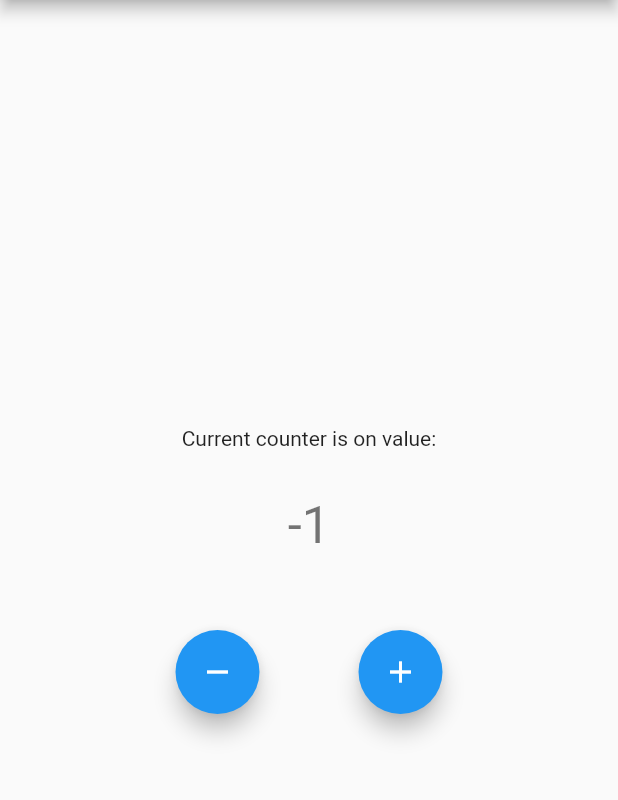
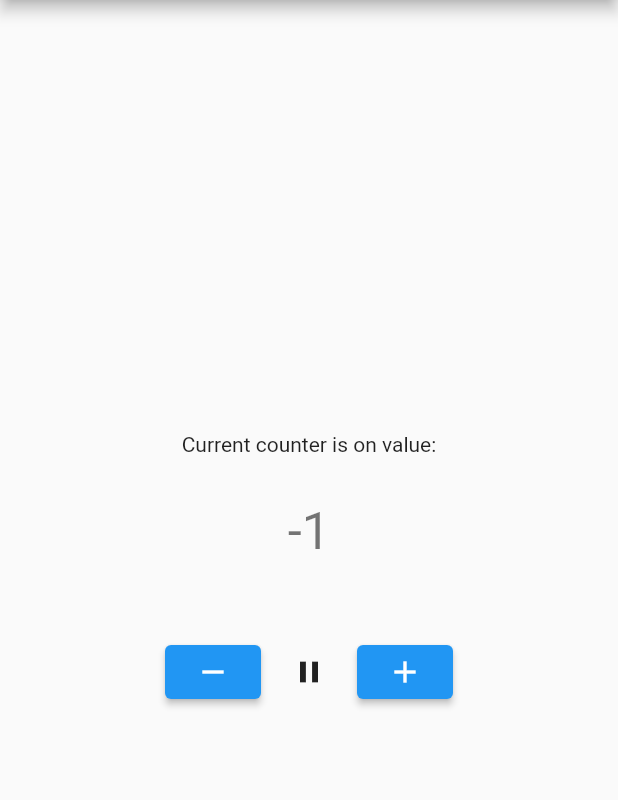
Before and after one commit to Jictyvoo/TallyCounterFlutter, a Flutter app: the screen it shows after launch, after a tap on the "remove" icon, on a phone screen of 412 x 824 dp, the part 84-884 px from its top. Run offline on Flutter 3.47's test engine with Material 2 defaults, Android fonts, the phone set to English and light mode, and no system bars; our stand-ins replace flutter_modular, isar; accounts and stored records are empty; generated files the repository leaves out were written again; statements that could not run were skipped.

Commit message:
:hourglass: feat: Add pause button to pause time count between pushes
- On Isar repository, save the duration into database\n- Create 'count_pause_time' usecase

```diff
--- a/lib/app/core/domain/models/entities/counter_register.dart
+++ b/lib/app/core/domain/models/entities/counter_register.dart
@@ -1,16 +1,26 @@
-class CounterRegister {
-  final Duration duration;
-  final DateTime startTime;
+import 'timer_intersection.dart';
+
+class CounterRegister extends TimeIntersection {
   final DateTime endTime;
   final int oldValue;
   final int newValue;
 
   CounterRegister({
-    required this.startTime,
+    required DateTime startTime,
     required this.endTime,
     this.oldValue = 0,
     this.newValue = 0,
-  }) : duration = endTime.difference(startTime);
+    Duration? pauseDuration,
+  }) : super(startTime, endTime.difference(startTime));
+
+  CounterRegister.duration({
+    required DateTime startTime,
+    DateTime? endTime,
+    required Duration duration,
+    this.oldValue = 0,
+    this.newValue = 0,
+  })  : endTime = endTime ?? startTime.add(duration),
+        super(startTime, duration);
 
   @override
   String toString() {
--- /dev/null
+++ b/lib/app/core/domain/models/entities/timer_intersection.dart
@@ -0,0 +1,11 @@
+class TimeIntersection {
+  final DateTime startTime;
+  final Duration duration;
+
+  const TimeIntersection(this.startTime, this.duration);
+
+  @override
+  String toString() {
+    return 'TimeIntersection{startTime: $startTime, duration: $duration}';
+  }
+}
--- a/lib/app/core/domain/usecases/register_count_push.dart
+++ b/lib/app/core/domain/usecases/register_count_push.dart
@@ -1,3 +1,4 @@
+import 'package:tally_counter/app/core/domain/models/entities/timer_intersection.dart';
 import 'package:tally_counter/app/core/domain/models/enums/push_type_enum.dart';
 
 import '../models/entities/counter_register.dart';
@@ -14,27 +15,43 @@ class RegisterCountPush {
   }) : _repository = repository;
 
   void saveRegister(CounterRegister register) {
+    if (register.newValue != register.oldValue) {
       if (delayProvider != null) {
         delayProvider!.add(register);
       } else {
         _repository?.save(register);
       }
     }
+  }
 
-  CounterRegister call(CounterRegister previousCounter, PushType pushType) {
+  CounterRegister call(
+    CounterRegister previousCounter,
+    PushType pushType, [
+    TimeIntersection? pauseTime,
+  ]) {
     var newValue = previousCounter.newValue;
     if (pushType == PushType.add) {
       newValue += 1;
     } else {
       newValue -= 1;
     }
-    final newCounter = CounterRegister(
+
+    final nowTime = DateTime.now();
+    final newCounter = pauseTime != null
+        ? CounterRegister.duration(
             startTime: previousCounter.endTime,
-      endTime: DateTime.now(),
+            endTime: nowTime,
+            duration: nowTime.difference(previousCounter.endTime) -
+                pauseTime.duration,
+            oldValue: previousCounter.newValue,
+            newValue: newValue,
+          )
+        : CounterRegister(
+            startTime: previousCounter.endTime,
+            endTime: nowTime,
             oldValue: previousCounter.newValue,
             newValue: newValue,
           );
-
     saveRegister(newCounter);
     return newCounter;
   }
--- a/lib/app/pages/counter/counter_page.dart
+++ b/lib/app/pages/counter/counter_page.dart
@@ -53,26 +53,43 @@ class _CounterPageState extends State<CounterPage> {
           alignment: MainAxisAlignment.center,
           mainAxisSize: MainAxisSize.max,
           children: [
-            FloatingActionButton(
-              heroTag: 'decrement_button@HERO',
+            Hero(
+              tag: 'decrement_button@HERO',
+              child: Tooltip(
+                message: 'Decrement',
+                child: ElevatedButton(
                   onPressed: () {
                     setState(() {
                       _store.decrement();
                     });
                   },
-              tooltip: 'Decrement',
                   child: const Icon(Icons.remove),
                 ),
-            const SizedBox(width: 50),
-            FloatingActionButton(
-              heroTag: 'increment_button@HERO',
+              ),
+            ),
+            IconButton(
+              onPressed: () {
+                setState(() {
+                  _store.pause();
+                });
+              },
+              icon: _store.isPaused
+                  ? const Icon(Icons.play_arrow)
+                  : const Icon(Icons.pause),
+            ),
+            Hero(
+              tag: 'increment_button@HERO',
+              child: Tooltip(
+                message: 'Increment',
+                child: ElevatedButton(
                   onPressed: () {
                     setState(() {
                       _store.increment();
                     });
                   },
-              tooltip: 'Increment',
                   child: const Icon(Icons.add),
+                ),
+              ),
             )
           ],
         ),
--- a/lib/app/pages/counter/counter_store.dart
+++ b/lib/app/pages/counter/counter_store.dart
@@ -1,7 +1,9 @@
 import 'package:flutter_modular/flutter_modular.dart';
 import 'package:tally_counter/app/core/domain/models/entities/counter_register.dart';
+import 'package:tally_counter/app/core/domain/models/entities/timer_intersection.dart';
 import 'package:tally_counter/app/core/domain/models/enums/push_type_enum.dart';
 import 'package:tally_counter/app/core/domain/repositories/counter_register_repository.dart';
+import 'package:tally_counter/app/core/domain/usecases/count_pause_time.dart';
 import 'package:tally_counter/app/core/domain/usecases/delay_provider.dart';
 import 'package:tally_counter/app/core/domain/usecases/register_count_push.dart';
 
@@ -14,27 +16,25 @@ class CounterStore {
     elementFinder: (list) {
       final first = list.first;
       final last = list.last;
-      return CounterRegister(
+
+      // Calculate the total duration
+      var totalDuration = const Duration();
+      for (final element in list) {
+        totalDuration += element.duration;
+      }
+
+      return CounterRegister.duration(
         startTime: first.startTime,
         endTime: last.endTime,
+        duration: totalDuration,
         newValue: last.newValue,
         oldValue: first.oldValue,
       );
     },
   );
 
-  CounterRegister _lastRegister;
-
   static CounterRegisterRepository get _repository =>
       Modular.get<CounterRegisterRepository>();
-
-  CounterStore([int counter = 0])
-      : _lastRegister = CounterRegister(
-          startTime: DateTime(0),
-          endTime: DateTime(0),
-          newValue: counter,
-          oldValue: counter,
-        );
 
   static RegisterCountPush get useCase {
     return RegisterCountPush(
@@ -43,7 +43,26 @@ class CounterStore {
     );
   }
 
+  static CountPauseTime get _pauseCase {
+    return CountPauseTime();
+  }
+
+  CounterRegister _lastRegister;
+  bool _isPaused;
+  TimeIntersection? _pauseTime;
+
+  CounterStore([int counter = 0])
+      : _lastRegister = CounterRegister(
+          startTime: DateTime(0),
+          endTime: DateTime(0),
+          newValue: counter,
+          oldValue: counter,
+        ),
+        _isPaused = false;
+
   int get value => _lastRegister.newValue;
+
+  bool get isPaused => _isPaused;
 
   void _resetLastRegister() {
     final now = DateTime.now();
@@ -55,18 +74,37 @@ class CounterStore {
     );
   }
 
-  void increment() {
+  void _executePause() {
+    _pauseTime = _pauseCase(_pauseTime);
+  }
+
+  /// Pause the counter, so the time will be subtracted
+  void pause() {
     if (_lastRegister.startTime.year <= 0) {
       _resetLastRegister();
     }
-    _lastRegister = useCase(_lastRegister, PushType.add);
+    _executePause();
+    _isPaused = !_isPaused;
+  }
+
+  void _modifyRegister(PushType pushType) {
+    if (_lastRegister.startTime.year <= 0) {
+      _resetLastRegister();
+    }
+    if (_isPaused) {
+      _executePause();
+    }
+    _lastRegister = useCase(_lastRegister, pushType, _pauseTime);
+    _pauseTime = null;
+    _isPaused = false;
+  }
+
+  void increment() {
+    _modifyRegister(PushType.add);
   }
 
   void decrement() {
-    if (_lastRegister.startTime.year <= 0) {
-      _resetLastRegister();
-    }
-    _lastRegister = useCase(_lastRegister, PushType.remove);
+    _modifyRegister(PushType.remove);
   }
 
   void setNewValue(final String from) {
@@ -84,5 +122,7 @@ class CounterStore {
 
     // Save the new register
     useCase.saveRegister(_lastRegister);
+    _pauseTime = null;
+    _isPaused = false;
   }
 }
```
Also changed, not shown: lib/app/core/domain/usecases/count_pause_time.dart (added, +15 -0 lines), lib/app/core/infra/collections/counter_register_collection.dart (+19 -0 lines), lib/app/core/infra/repositories/counter_register_repository_isar.dart (+13 -0 lines), lib/app/core/infra/collections/counter_register_collection.g.dart. Lines whose indentation alone changed are shown as unchanged.
